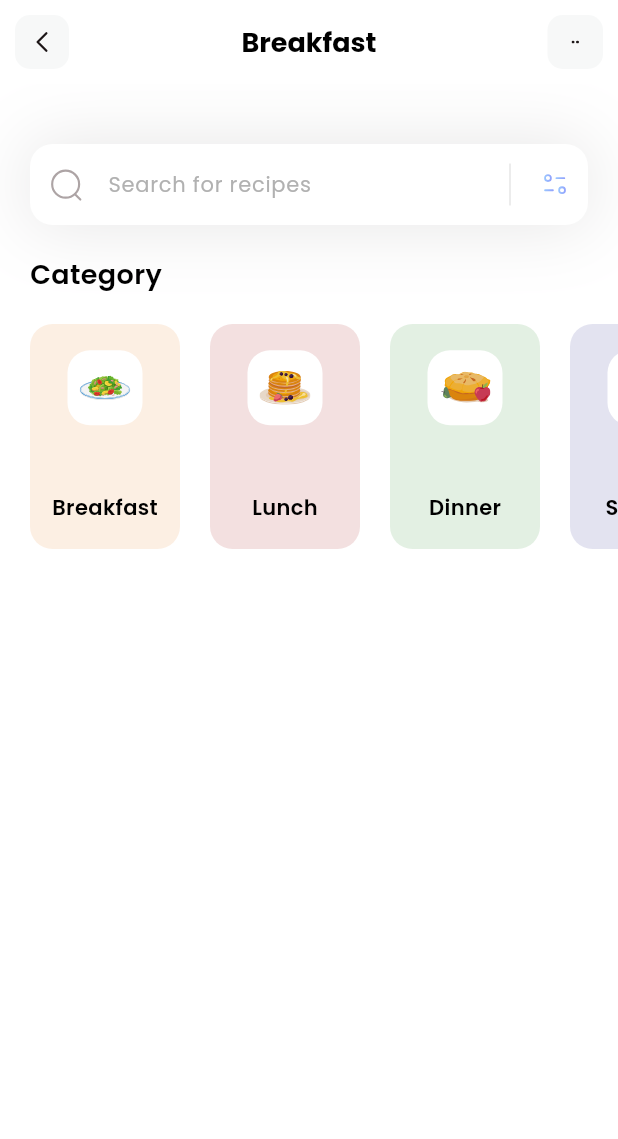
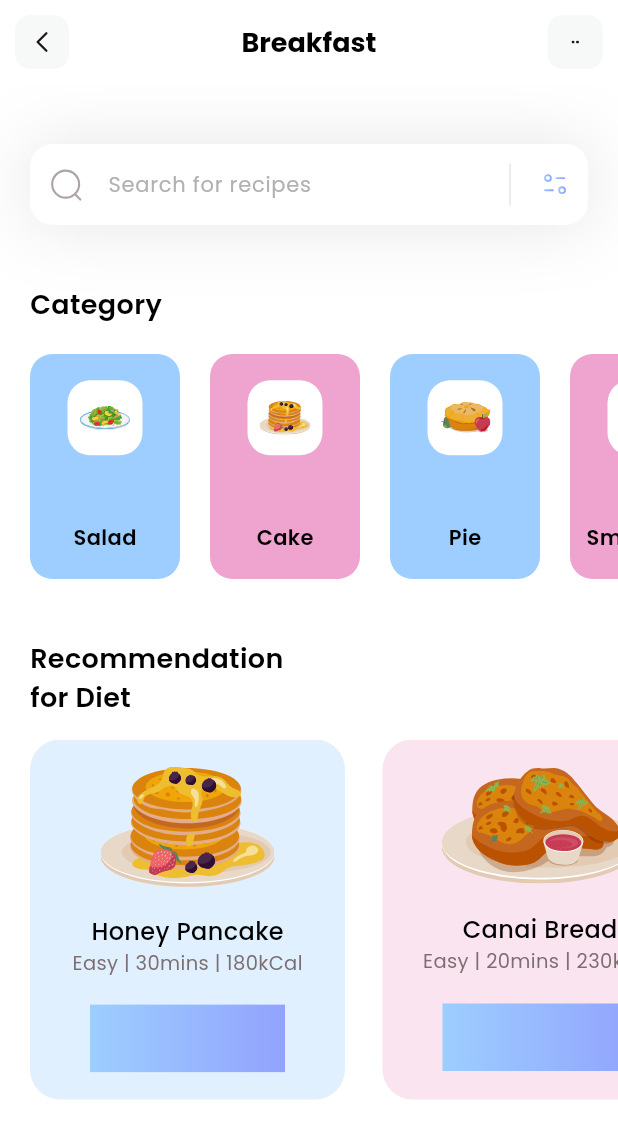
Before and after one commit to AswinAsok/flutter-fitness-app, a Flutter app: the screen it shows after launch, on a phone screen of 412 x 824 dp. Shown: the top 1139 px of the screen. Run offline on Flutter 3.47's test engine with Material 3 defaults, Android fonts, the phone set to English and light mode, and no system bars; our stand-ins replace flutter_svg.

Commit message:
feat(recommendations):building-section

```diff
--- a/lib/models/categroy_models.dart
+++ b/lib/models/categroy_models.dart
@@ -15,28 +15,24 @@ class CategoryModel {
     List<CategoryModel> categories = [];
 
     categories.add(CategoryModel(
-      name: 'Breakfast',
-      iconPath: 'assets/icons/plate.svg',
-      boxColor: Color(0xffFCEFE3),
-    ));
+        name: 'Salad',
+        iconPath: 'assets/icons/plate.svg',
+        boxColor: Color(0xff9DCEFF)));
 
     categories.add(CategoryModel(
-      name: 'Lunch',
-      iconPath: 'assets/icons/pancakes.svg',
-      boxColor: Color(0xffF3E0E0),
-    ));
+        name: 'Cake',
+        iconPath: 'assets/icons/pancakes.svg',
+        boxColor: Color(0xffEEA4CE)));
 
     categories.add(CategoryModel(
-      name: 'Dinner',
-      iconPath: 'assets/icons/pie.svg',
-      boxColor: Color(0xffE3F0E3),
-    ));
+        name: 'Pie',
+        iconPath: 'assets/icons/pie.svg',
+        boxColor: Color(0xff9DCEFF)));
 
     categories.add(CategoryModel(
-      name: 'Snacks',
-      iconPath: 'assets/icons/orange-snacks.svg',
-      boxColor: Color(0xffE3E3F0),
-    ));
+        name: 'Smoothies',
+        iconPath: 'assets/icons/orange-snacks.svg',
+        boxColor: Color(0xffEEA4CE)));
 
     return categories;
   }
--- /dev/null
+++ b/lib/models/diet_models.dart
@@ -0,0 +1,44 @@
+import 'package:flutter/material.dart';
+
+class DietModel {
+  String name;
+  String iconPath;
+  String level;
+  String duration;
+  String calorie;
+  Color boxColor;
+  bool viewIsSelected;
+
+  DietModel(
+      {required this.name,
+      required this.iconPath,
+      required this.level,
+      required this.duration,
+      required this.calorie,
+      required this.boxColor,
+      required this.viewIsSelected});
+
+  static List<DietModel> getDiets() {
+    List<DietModel> diets = [];
+
+    diets.add(DietModel(
+        name: 'Honey Pancake',
+        iconPath: 'assets/icons/honey-pancakes.svg',
+        level: 'Easy',
+        duration: '30mins',
+        calorie: '180kCal',
+        viewIsSelected: true,
+        boxColor: Color(0xff9DCEFF)));
+
+    diets.add(DietModel(
+        name: 'Canai Bread',
+        iconPath: 'assets/icons/canai-bread.svg',
+        level: 'Easy',
+        duration: '20mins',
+        calorie: '230kCal',
+        viewIsSelected: false,
+        boxColor: Color(0xffEEA4CE)));
+
+    return diets;
+  }
+}
--- /dev/null
+++ b/lib/models/popular_model.dart
@@ -0,0 +1,40 @@
+class PopularDietsModel {
+  String name;
+  String iconPath;
+  String level;
+  String duration;
+  String calorie;
+  bool boxIsSelected;
+
+  PopularDietsModel(
+      {required this.name,
+      required this.iconPath,
+      required this.level,
+      required this.duration,
+      required this.calorie,
+      required this.boxIsSelected});
+
+  static List<PopularDietsModel> getPopularDiets() {
+    List<PopularDietsModel> popularDiets = [];
+
+    popularDiets.add(PopularDietsModel(
+      name: 'Blueberry Pancake',
+      iconPath: 'assets/icons/blueberry-pancake.svg',
+      level: 'Medium',
+      duration: '30mins',
+      calorie: '230kCal',
+      boxIsSelected: true,
+    ));
+
+    popularDiets.add(PopularDietsModel(
+      name: 'Salmon Nigiri',
+      iconPath: 'assets/icons/salmon-nigiri.svg',
+      level: 'Easy',
+      duration: '20mins',
+      calorie: '120kCal',
+      boxIsSelected: false,
+    ));
+
+    return popularDiets;
+  }
+}
--- a/lib/pages/home.dart
+++ b/lib/pages/home.dart
@@ -1,4 +1,5 @@
 import 'package:fitness/models/categroy_models.dart';
+import 'package:fitness/models/diet_models.dart';
 import 'package:flutter/material.dart';
 import 'package:flutter_svg/svg.dart';
 
@@ -6,14 +7,24 @@ class HomePage extends StatelessWidget {
   HomePage({super.key});
 
   List<CategoryModel> categories = [];
+  List<DietModel> diets = [];
 
   void _getCategories() {
     categories = CategoryModel.getCategories();
   }
 
+  void _getDiets() {
+    diets = DietModel.getDiets();
+  }
+
+  void _getInitialInfo() {
+    _getCategories();
+    _getDiets();
+  }
+
   @override
   Widget build(BuildContext context) {
-    _getCategories();
+    _getInitialInfo();
     return Scaffold(
         appBar: appBar(),
         backgroundColor: Colors.white,
@@ -22,9 +33,80 @@ class HomePage extends StatelessWidget {
           children: [
             SearchWidget(),
             SizedBox(
-              height: 20,
+              height: 40,
             ),
-            CategoriesSection(categories: categories)
+            CategoriesSection(categories: categories),
+            SizedBox(
+              height: 40,
+            ),
+            Column(
+              crossAxisAlignment: CrossAxisAlignment.start,
+              children: [
+                Padding(
+                  padding: const EdgeInsets.only(left: 20.0),
+                  child: Text(
+                    'Recommendation\nfor Diet',
+                    style: TextStyle(
+                      color: Colors.black,
+                      fontSize: 18,
+                      fontWeight: FontWeight.w600,
+                    ),
+                  ),
+                ),
+                SizedBox(
+                  height: 15,
+                ),
+                Container(
+                  height: 240,
+                  padding: EdgeInsets.only(left: 20),
+                  child: ListView.separated(
+                    itemCount: diets.length,
+                    scrollDirection: Axis.horizontal,
+                    itemBuilder: (context, index) {
+                      return Container(
+                        width: 210,
+                        decoration: BoxDecoration(
+                            color: diets[index].boxColor.withOpacity(0.3),
+                            borderRadius: BorderRadius.circular(20)),
+                        child: Column(
+                          mainAxisAlignment: MainAxisAlignment.spaceEvenly,
+                          children: [
+                            SvgPicture.asset(diets[index].iconPath),
+                            Column(
+                              children: [
+                                Text(
+                                  diets[index].name,
+                                  style: TextStyle(
+                                      fontWeight: FontWeight.w500,
+                                      color: Colors.black,
+                                      fontSize: 16),
+                                ),
+                                Text(
+                                  '${diets[index].level} | ${diets[index].duration} | ${diets[index].calorie}',
+                                  style: const TextStyle(
+                                      color: Color(0xff7B6F72),
+                                      fontSize: 13,
+                                      fontWeight: FontWeight.w400),
+                                ),
+                              ],
+                            ),
+                            Container(
+                                height: 45,
+                                width: 130,
+                                decoration: BoxDecoration(
+                                    gradient: LinearGradient(colors: [
+                                  Color(0xff9DCEFF),
+                                  Color(0xff92A3FD)
+                                ])))
+                          ],
+                        ),
+                      );
+                    },
+                    separatorBuilder: (context, index) => SizedBox(width: 25),
+                  ),
+                )
+              ],
+            )
           ],
         ));
   }
```
